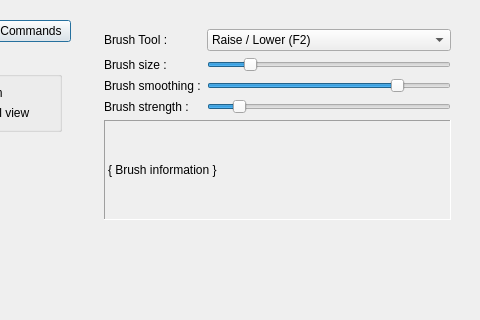
Above: src/editing/terrain/dialogterrainpainting.ui from thunderk/paysages3d before the change; both pictures show x 665 to 1145 and y 0 to 320 of the 1145 by 777 pixel window. Below: the same form after it.
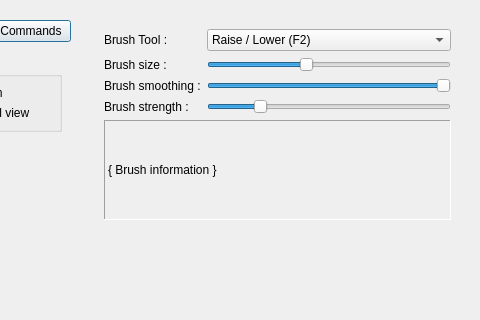
That is the form after the change. Icons and pictures are not drawn. Custom widgets are drawn as their Qt base class.

Commit message: Improve terrain brush settings in dialog

The edit to the form file:
```diff
--- a/src/editing/terrain/dialogterrainpainting.ui
+++ b/src/editing/terrain/dialogterrainpainting.ui
@@ -560,14 +560,11 @@
              </item>
              <item row="1" column="1">
               <widget class="QSlider" name="input_brush_size">
-               <property name="minimum">
-                <number>5</number>
-               </property>
                <property name="maximum">
                 <number>100</number>
                </property>
                <property name="value">
-                <number>20</number>
+                <number>40</number>
                </property>
                <property name="orientation">
                 <enum>Qt::Horizontal</enum>
@@ -587,7 +584,7 @@
                 <number>100</number>
                </property>
                <property name="value">
-                <number>80</number>
+                <number>100</number>
                </property>
                <property name="orientation">
                 <enum>Qt::Horizontal</enum>
@@ -603,9 +600,6 @@
              </item>
              <item row="3" column="1">
               <widget class="QSlider" name="input_brush_strength">
-               <property name="minimum">
-                <number>10</number>
-               </property>
                <property name="maximum">
                 <number>100</number>
                </property>
```
Left out of the diff: 2 changed lines with no effect on the pictures. The commit also changes 1 other file.
